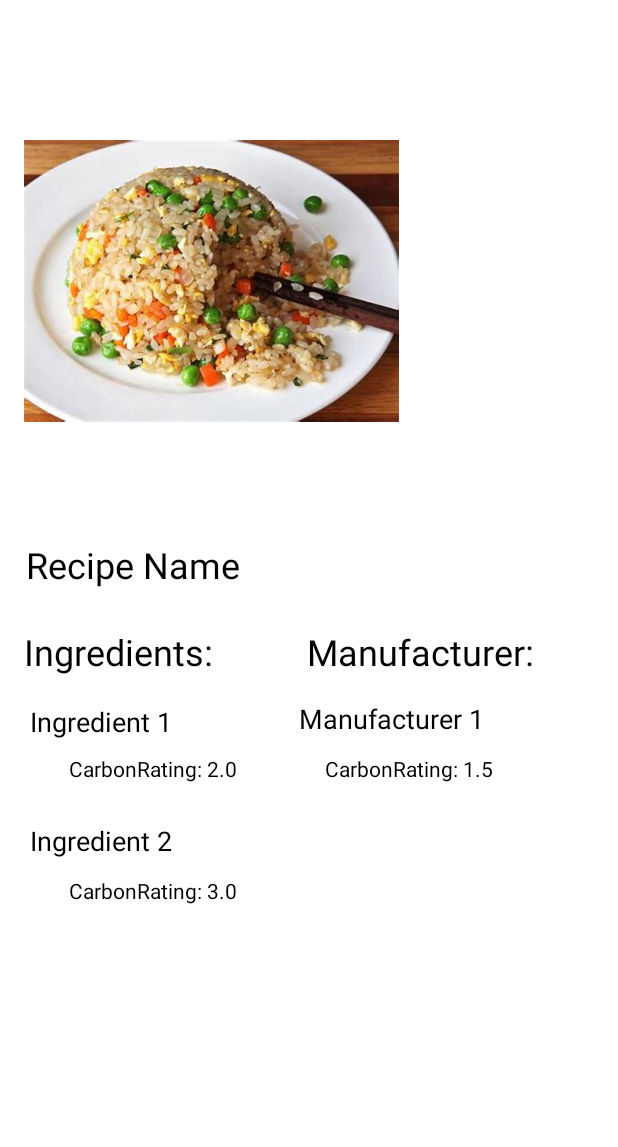
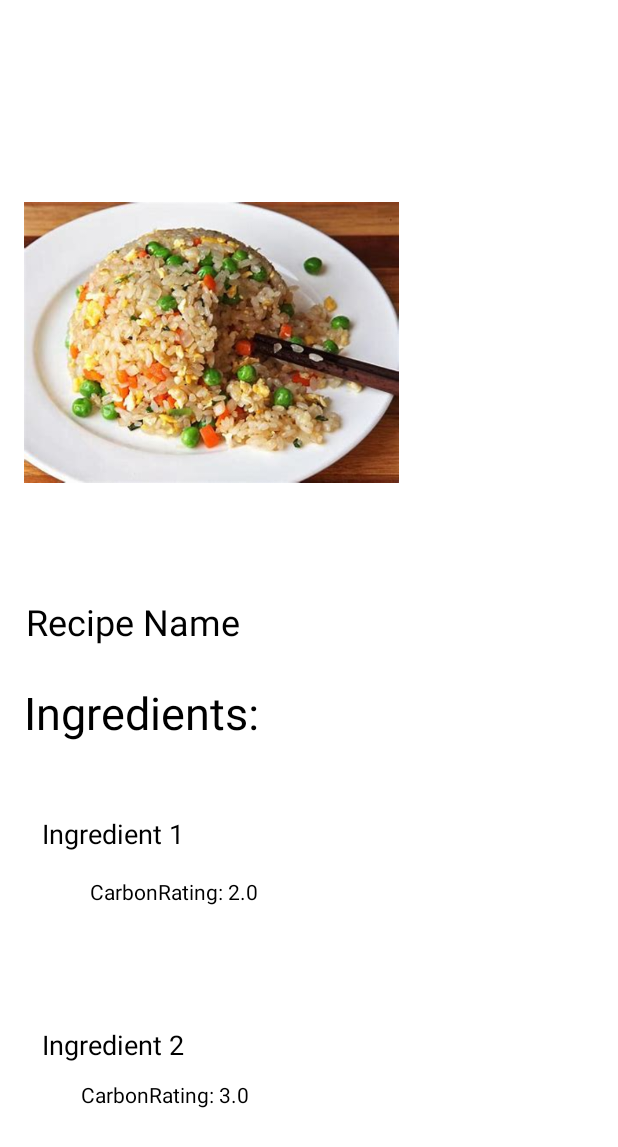
Before and after one commit to tresul03/EcoMeals, an Android app: the layout displaying_ingredients_layout.xml on its own in the app's theme, with its tools: preview values and no code run, on a phone screen of 412 x 824 dp. Shown: the top 1147 px of the screen. Run offline under Robolectric (Android 15) with nearby library versions, the phone set to English and light mode, and no system bars.

Commit message:
Add page to display ingredients

```diff
--- a/app/src/main/res/layout/displaying_ingredients_layout.xml
+++ b/app/src/main/res/layout/displaying_ingredients_layout.xml
@@ -49,28 +49,17 @@
         android:layout_marginBottom="372dp"
         android:text="Ingredients:"
         android:textColor="@color/black"
-        android:textSize="24sp"
+        android:textSize="30sp"
         app:layout_constraintBottom_toBottomOf="parent"
         app:layout_constraintStart_toStartOf="parent"
         app:layout_constraintTop_toBottomOf="@+id/textView5" />
 
     <TextView
-        android:id="@+id/textView9"
-        android:layout_width="wrap_content"
-        android:layout_height="wrap_content"
-        android:layout_marginEnd="56dp"
-        android:text="Manufacturer:"
-        android:textColor="@color/black"
-        android:textSize="24sp"
-        app:layout_constraintBaseline_toBaselineOf="@+id/textView8"
-        app:layout_constraintEnd_toEndOf="parent" />
-
-    <TextView
         android:id="@+id/textView10"
         android:layout_width="wrap_content"
         android:layout_height="wrap_content"
-        android:layout_marginStart="20dp"
-        android:layout_marginTop="18dp"
+        android:layout_marginStart="28dp"
+        android:layout_marginTop="48dp"
         android:text="Ingredient 1"
         android:textColor="@color/black"
         android:textSize="18sp"
@@ -81,8 +70,8 @@
         android:id="@+id/textView11"
         android:layout_width="wrap_content"
         android:layout_height="wrap_content"
-        android:layout_marginStart="20dp"
-        android:layout_marginTop="26dp"
+        android:layout_marginStart="28dp"
+        android:layout_marginTop="80dp"
         android:text="Ingredient 2"
         android:textColor="@color/black"
         android:textSize="18sp"
@@ -93,13 +82,12 @@
         android:id="@+id/textView19"
         android:layout_width="wrap_content"
         android:layout_height="wrap_content"
-        android:layout_marginStart="26dp"
-        android:layout_marginBottom="302dp"
+        android:layout_marginStart="32dp"
+        android:layout_marginBottom="220dp"
         android:text="CarbonRating: 2.0"
         android:textColor="@color/black"
         app:layout_constraintBottom_toBottomOf="parent"
-        app:layout_constraintStart_toStartOf="@+id/textView10"
-        app:layout_constraintTop_toBottomOf="@+id/imageView" />
+        app:layout_constraintStart_toStartOf="@+id/textView10" />
 
     <TextView
         android:id="@+id/textView20"
@@ -112,26 +100,4 @@
         app:layout_constraintStart_toStartOf="@+id/textView11"
         app:layout_constraintTop_toBottomOf="@+id/textView11" />
 
-    <TextView
-        android:id="@+id/textView21"
-        android:layout_width="wrap_content"
-        android:layout_height="wrap_content"
-        android:layout_marginEnd="6dp"
-        android:layout_marginBottom="11dp"
-        android:text="Manufacturer 1"
-        android:textColor="@color/black"
-        android:textSize="18sp"
-        app:layout_constraintBottom_toTopOf="@+id/textView22"
-        app:layout_constraintEnd_toEndOf="@+id/textView22" />
-
-    <TextView
-        android:id="@+id/textView22"
-        android:layout_width="wrap_content"
-        android:layout_height="wrap_content"
-        android:layout_marginStart="12dp"
-        android:layout_marginTop="52dp"
-        android:text="CarbonRating: 1.5"
-        android:textColor="@color/black"
-        app:layout_constraintStart_toStartOf="@+id/textView9"
-        app:layout_constraintTop_toBottomOf="@+id/textView9" />
 </androidx.constraintlayout.widget.ConstraintLayout>
```
